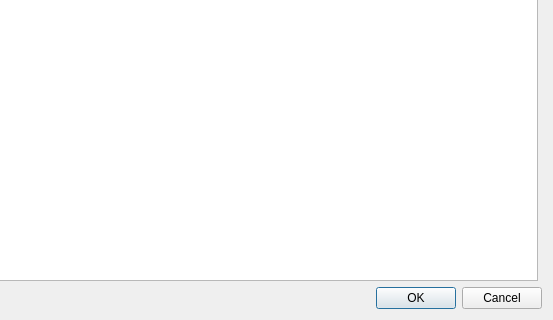
Qt form src/DAGui/Dialog/DADialogChartGuide.ui (czyt1988/data-workbench) before a commit; both pictures show x 256 to 809 and y 378 to 698 of the 809 by 698 pixel window.
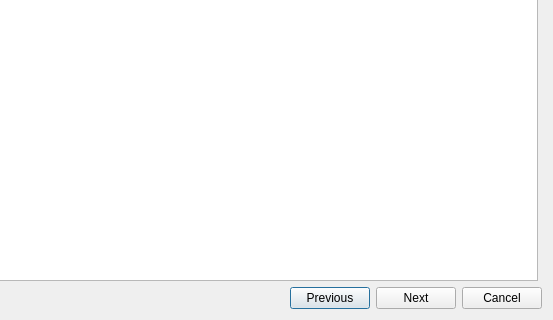
The same form after that commit. Custom widgets are drawn as their Qt base class.

```diff
--- a/src/DAGui/Dialog/DADialogChartGuide.ui
+++ b/src/DAGui/Dialog/DADialogChartGuide.ui
@@ -72,9 +72,23 @@
       </spacer>
      </item>
      <item>
-      <widget class="QDialogButtonBox" name="buttonBox">
-       <property name="standardButtons">
-        <set>QDialogButtonBox::Cancel|QDialogButtonBox::Ok</set>
+      <widget class="QPushButton" name="pushButtonPrevious">
+       <property name="text">
+        <string>Previous</string>
+       </property>
+      </widget>
+     </item>
+     <item>
+      <widget class="QPushButton" name="pushButtonNext">
+       <property name="text">
+        <string>Next</string>
+       </property>
+      </widget>
+     </item>
+     <item>
+      <widget class="QPushButton" name="pushButtonCancel">
+       <property name="text">
+        <string>Cancel</string>
        </property>
       </widget>
      </item>
```
Left out of the diff: 35 changed lines with no effect on the pictures.
